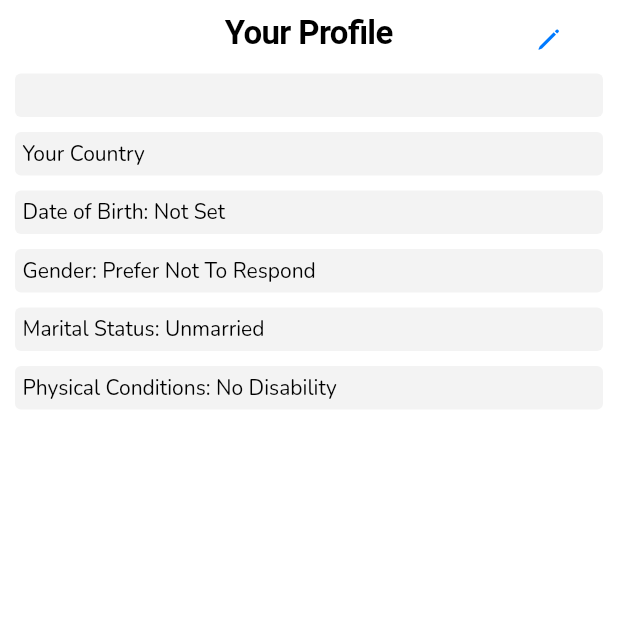
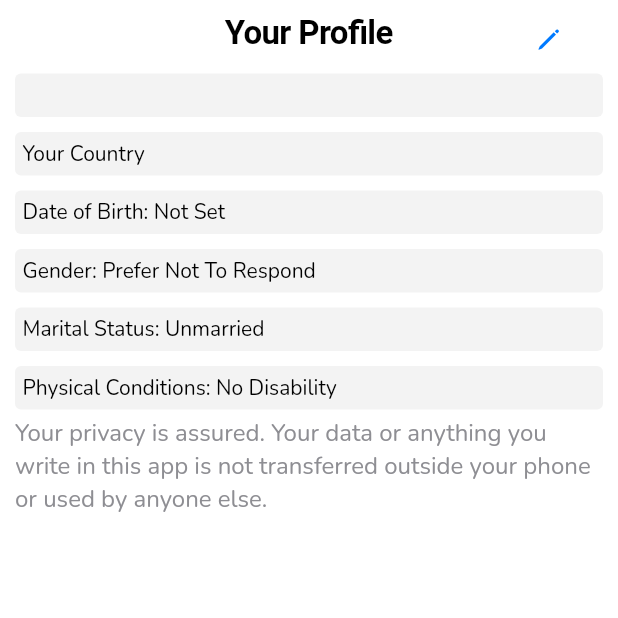
Before and after one commit to omparaday/goodness, a Flutter app: the ProfilePage screen opened directly, on a phone screen of 412 x 824 dp, the top half of it. Run offline on Flutter 3.47's test engine with Material 2 defaults, Android fonts, the phone set to English and light mode, and no system bars; our stand-ins replace google_fonts, shared_preferences, sprintf; missing offline and left inert: shared_preferences_web; accounts and stored records are empty.

Commit message:
Adding privacy assurance

```diff
--- a/lib/l10n/Localizations.dart
+++ b/lib/l10n/Localizations.dart
@@ -75,14 +75,15 @@ class L10n {
       'genderDisplay': 'Gender: %s',
       'didNotWrite': 'Did not write.',
       'close': 'Close',
-      'getStarted': 'Get started.\nWishing you a good time ahead!',
+      'getStarted': 'Your privacy is assured. Your data or anything you write in this app is not transferred outside your phone or used by anyone else.\n\nGet started.\nWishing you a good time ahead!',
       'profileWelcome': 'Update your profile to get a personalized experience everyday that is specially prepared for you.',
       'historyWelcome': 'Check your past mood state and see your happiness progress everyday. Keep yourself motivated.',
       'homeWelcome': 'Select your mood every day on the home page and go through the flow which motivates you for the day.',
       'welcome': 'Welcome to Goodness!\nHelp yourself to improve your mood by reducing negative thoughts and encouraging positive thoughts.',
       'highMood': 'Highly %s',
       'moderateMood': 'Moderately %s',
-      'slightMood': 'Slightly %s'
+      'slightMood': 'Slightly %s',
+      'privacyAssurance': 'Your privacy is assured. Your data or anything you write in this app is not transferred outside your phone or used by anyone else.'
     },
     'ta': {
       'home': 'முகப்பு',
@@ -146,14 +147,15 @@ class L10n {
       'genderDisplay': 'பாலினம்: %s',
       'didNotWrite': 'எழுதவில்லை',
       'close': 'மூடு',
-      'getStarted': 'தொடங்கலாம்.\nஉங்கள் நாட்கள் இனிதாக அமைய வாழ்த்துக்கள்!',
+      'getStarted': 'உங்கள் தனியுரிமைக்கு உறுதி. உங்கள் தரவு அல்லது இந்த செயலியில் நீங்கள் எழுதும் எதுவும் உங்கள் மொபைலுக்கு வெளியே மாற்றப்படுவதில்லை அல்லது வேறு யாராலும் பயன்படுத்தப்படுவதில்லை.\n\nதொடங்கலாம்.\nஉங்கள் நாட்கள் இனிதாக அமைய வாழ்த்துக்கள்!',
       'profileWelcome': 'உங்களுக்காக பிரத்யேகமாகத் தயாரிக்கப்பட்ட தனிப்பட்ட அனுபவத்தைப் பெற உங்கள் சுயவிவரத்தைப் புதுப்பிக்கவும்.',
       'historyWelcome': 'உங்கள் கடந்தகால மனநிலையை சரிபார்த்து, உங்கள் மகிழ்ச்சியின் முன்னேற்றத்தை தினமும் பாருங்கள். உங்களை ஊக்கப் படுத்திக் கொள்ளுங்கள்.',
       'homeWelcome': 'முகப்புப் பக்கத்தில் ஒவ்வொரு நாளும் உங்கள் மனநிலையைத் தேர்ந்தெடுத்து, அந்த நாளுக்கு புத்துணர்ச்சி அளிக்கும் பாதையில் செல்லுங்கள்.',
       'welcome': 'Goodnessக்கு வரவேற்கிறோம்!\nஎதிர்மறை எண்ணங்களைக் குறைத்து, நல்ல எண்ணங்களை ஊக்குவித்து உங்கள் மனநிலையை மேம்படுத்திக்கொள்ள உதவுங்கள்.',
       'highMood': 'மிகவும் %s',
       'moderateMood': 'மிதமான %s',
-      'slightMood': 'சிறிதளவு %s'
+      'slightMood': 'சிறிதளவு %s',
+      'privacyAssurance': 'உங்கள் தனியுரிமைக்கு உறுதி. உங்கள் தரவு அல்லது இந்த செயலியில் நீங்கள் எழுதும் எதுவும் உங்கள் மொபைலுக்கு வெளியே மாற்றப்படுவதில்லை அல்லது வேறு யாராலும் பயன்படுத்தப்படுவதில்லை.'
     },
   };
 
--- a/lib/main.dart
+++ b/lib/main.dart
@@ -8,6 +8,7 @@ import 'package:shared_preferences/shared_preferences.dart';
 
 import 'history.dart';
 
+const double SMALL_FONTSIZE = 16;
 const double FONTSIZE = 18;
 const double MEDIUM_FONTSIZE = 20;
 const double LARGE_FONTSIZE = 22;
--- a/lib/profile.dart
+++ b/lib/profile.dart
@@ -1,6 +1,7 @@
 import 'dart:async';
 import 'package:flutter/cupertino.dart';
 import 'package:goodness/dbhelpers/DailyData.dart';
+import 'package:goodness/main.dart';
 import 'package:goodness/widgets/DecoratedText.dart';
 import 'package:goodness/widgets/DecoratedWidget.dart';
 import 'package:shared_preferences/shared_preferences.dart';
@@ -96,9 +97,15 @@ class _ProfilePageState extends State<ProfilePage>
             child: Container(
                 margin: const EdgeInsets.only(left: 10.0, right: 10.0),
                 child: SafeArea(
-                    child: isEditing
-                        ? buildEditableColumn()
-                        : buildDisplayColumn()))));
+                    child: Column(children: <Widget>[
+                  isEditing ? buildEditableColumn() : buildDisplayColumn(),
+                  Text(
+                    L10n.of(context).resource('privacyAssurance'),
+                    style: TextStyle(
+                        fontSize: SMALL_FONTSIZE,
+                        color: CupertinoColors.systemGrey),
+                  )
+                ])))));
   }
 
   Column buildDisplayColumn() {
```
